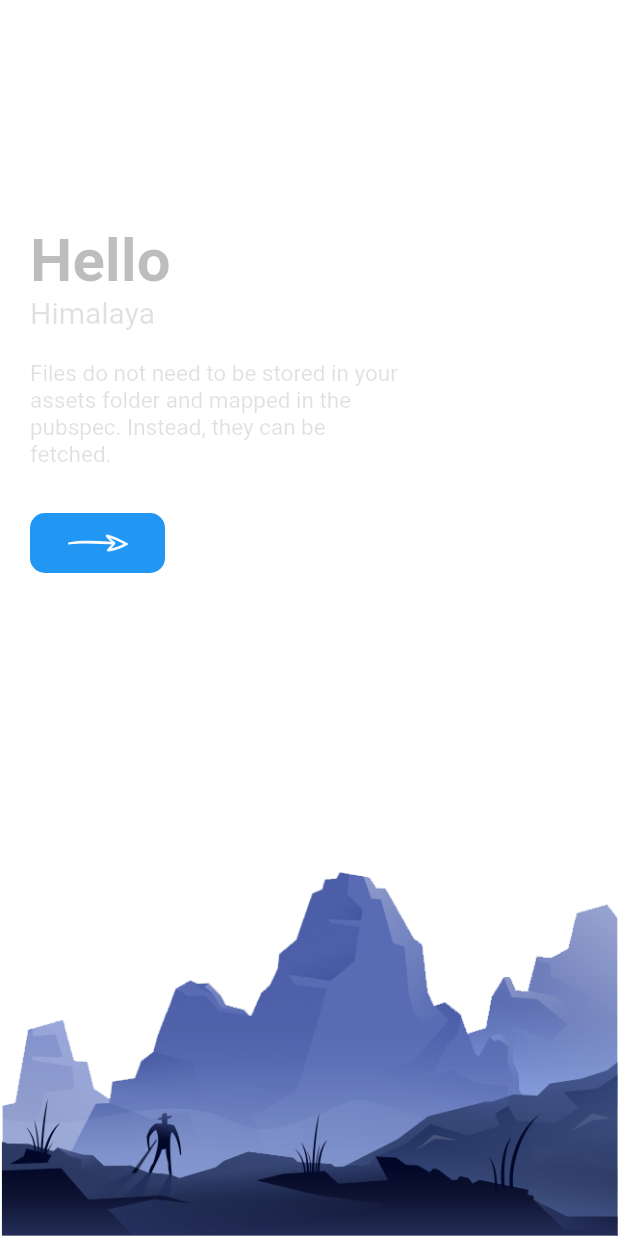
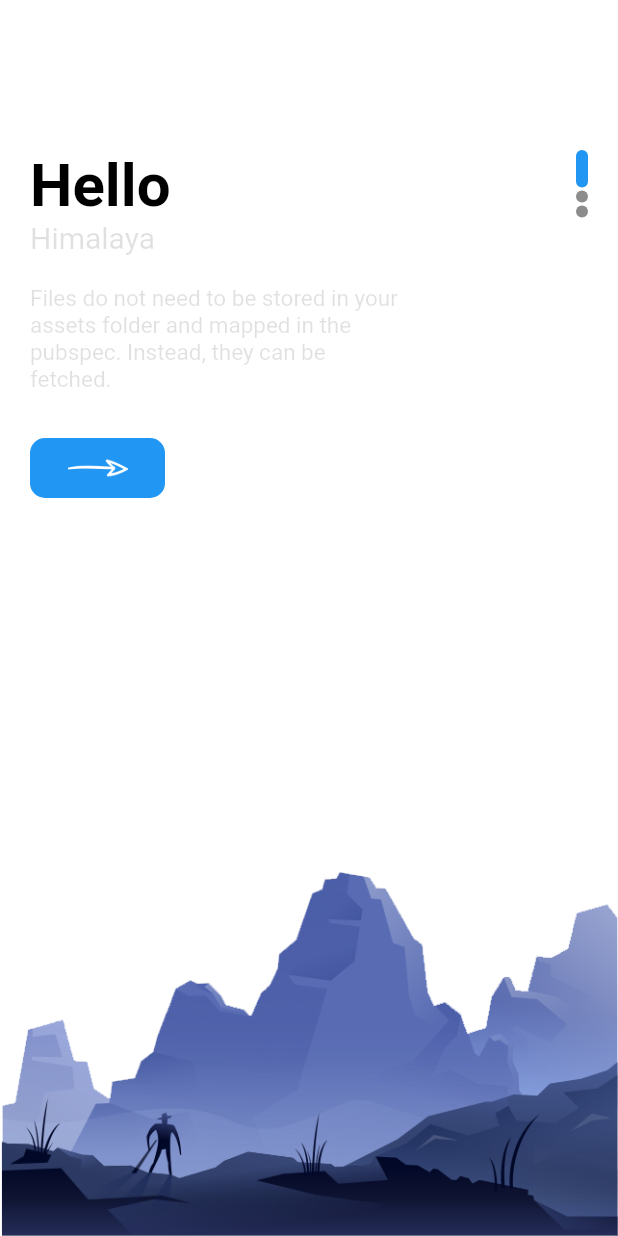
Before and after one commit to vikkicraft/Explore_india_app, a Flutter app: the screen it shows after launch, on a phone screen of 412 x 824 dp. Run offline on Flutter 3.47's test engine with Material 2 defaults, Android fonts, the phone set to English and light mode, and no system bars.

Commit message:
internal-pages

```diff
--- a/lib/pages/home.dart
+++ b/lib/pages/home.dart
@@ -24,7 +24,7 @@ class _HomeState extends State<Home> {
           scrollDirection: Axis.vertical,
           itemCount: images.length,
           itemBuilder: (_, index) {
-            //
+            //Main Screen and background image
             return Container(
               width: double.maxFinite,
               height: double.maxFinite,
@@ -41,14 +41,15 @@ class _HomeState extends State<Home> {
 
               //
               child: Container(
-                margin: EdgeInsets.only(top: 150, left: 20, right: 20),
+                margin: EdgeInsets.only(top: 100, left: 20, right: 20),
                 child: Row(
+                  mainAxisAlignment: MainAxisAlignment.spaceBetween,
                   children: [
                     Column(
                       crossAxisAlignment: CrossAxisAlignment.start,
                       children: [
                         AppLargeText(
-                          color: Colors.black26,
+                          color: Colors.black,
                           text: "Hello",
                           size: 40,
                           fontWeight: FontWeight.bold,
@@ -79,7 +80,22 @@ class _HomeState extends State<Home> {
                           width: 90,
                         ),
                       ],
-                    )
+                    ),
+                    Column(
+                      children: List.generate(3, (indexDots) {
+                        return Container(
+                          margin: const EdgeInsets.only(bottom: 2),
+                          width: 8,
+                          height: index == indexDots ? 25 : 8,
+                          decoration: BoxDecoration(
+                            borderRadius: BorderRadius.circular(8),
+                            color: index == indexDots
+                                ? Colors.blue
+                                : Colors.black45,
+                          ),
+                        );
+                      }),
+                    ),
                   ],
                 ),
               ),
```
Also changed, not shown: lib/pages/navpages/main_page.dart (added, +36 -0 lines), lib/pages/navpages/my_page.dart (added, +14 -0 lines), lib/pages/navpages/search_page.dart (added, +14 -0 lines), 1 other file.
